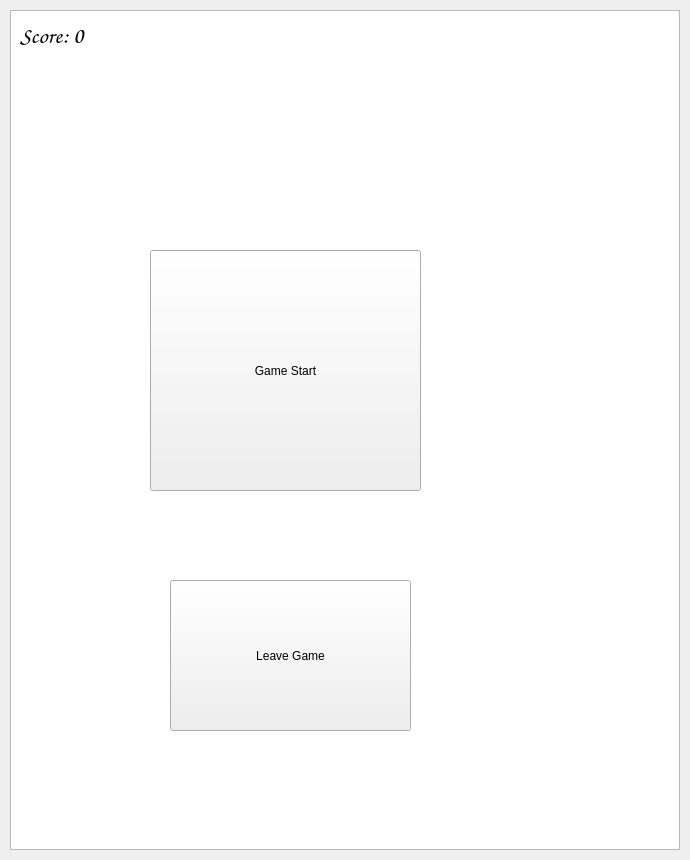
thyiuaa/comp2012h-game-project, file mainwindow.ui: the form before one commit.
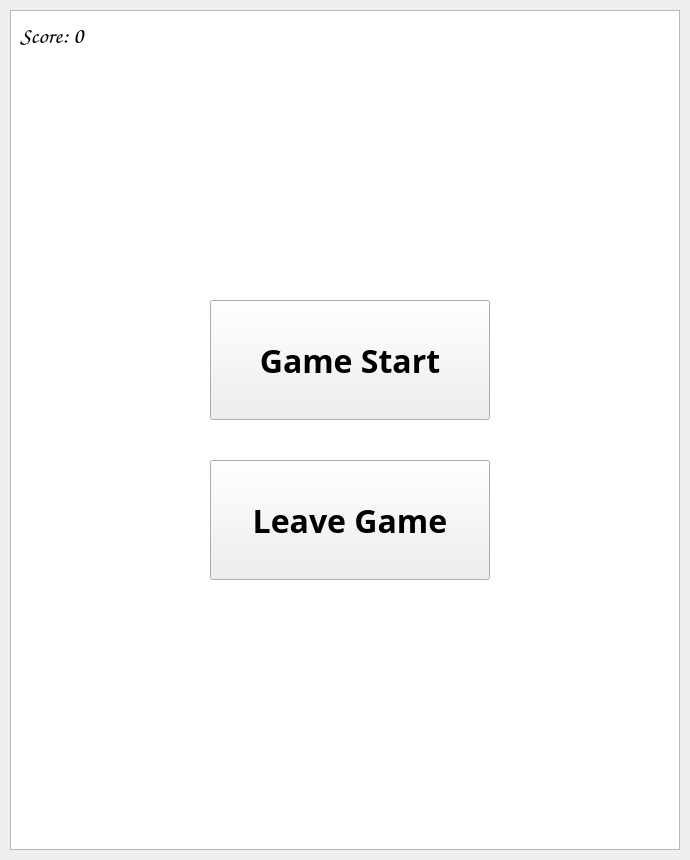
The form after the commit.

Commit message: unit can move out of the scene a bit relocate and resize buttons handle out of bound enemy and bullet with template in game field fix bug for collision_detection

The edit to the form file:
```diff
--- a/mainwindow.ui
+++ b/mainwindow.ui
@@ -56,12 +56,22 @@
    <widget class="QPushButton" name="startButton">
     <property name="geometry">
      <rect>
-      <x>150</x>
-      <y>250</y>
-      <width>271</width>
-      <height>241</height>
+      <x>210</x>
+      <y>300</y>
+      <width>280</width>
+      <height>120</height>
      </rect>
     </property>
+    <property name="font">
+     <font>
+      <family>Cascadia Mono SemiBold</family>
+      <pointsize>24</pointsize>
+      <weight>75</weight>
+      <bold>true</bold>
+      <underline>false</underline>
+      <kerning>true</kerning>
+     </font>
+    </property>
     <property name="focusPolicy">
      <enum>Qt::ClickFocus</enum>
     </property>
@@ -75,12 +85,20 @@
    <widget class="QPushButton" name="leaveButton">
     <property name="geometry">
      <rect>
-      <x>170</x>
-      <y>580</y>
-      <width>241</width>
-      <height>151</height>
+      <x>210</x>
+      <y>460</y>
+      <width>280</width>
+      <height>120</height>
      </rect>
     </property>
+    <property name="font">
+     <font>
+      <family>Cascadia Mono SemiBold</family>
+      <pointsize>24</pointsize>
+      <weight>75</weight>
+      <bold>true</bold>
+     </font>
+    </property>
     <property name="focusPolicy">
      <enum>Qt::ClickFocus</enum>
     </property>
```
The commit also changes 6 other files.
